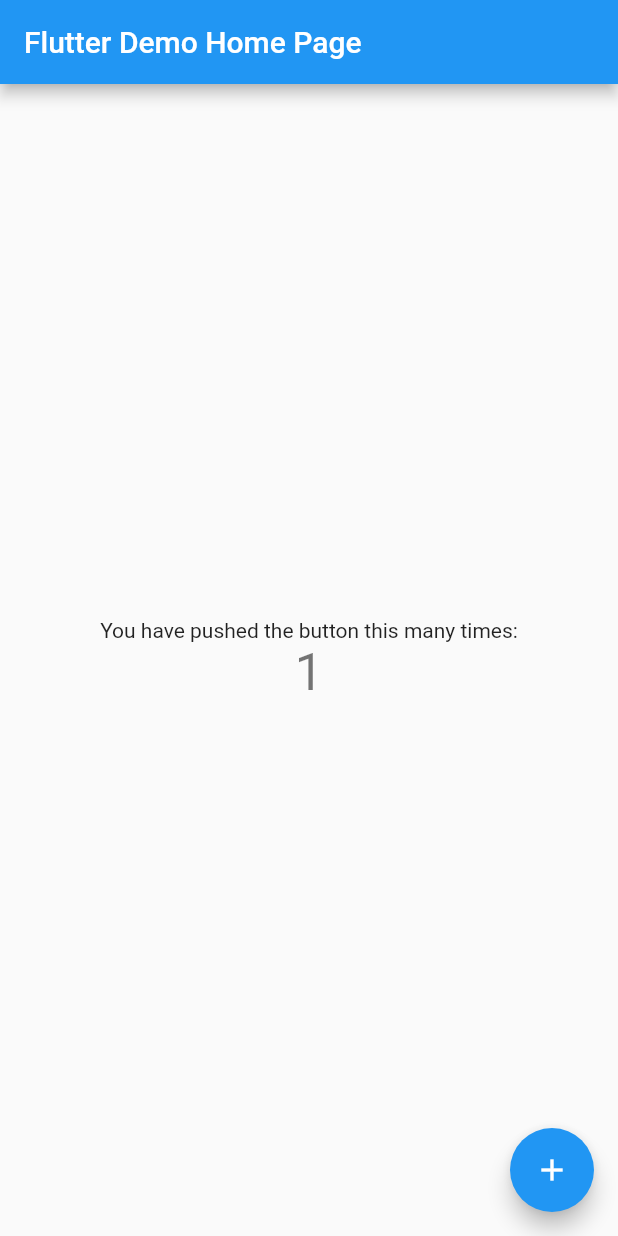
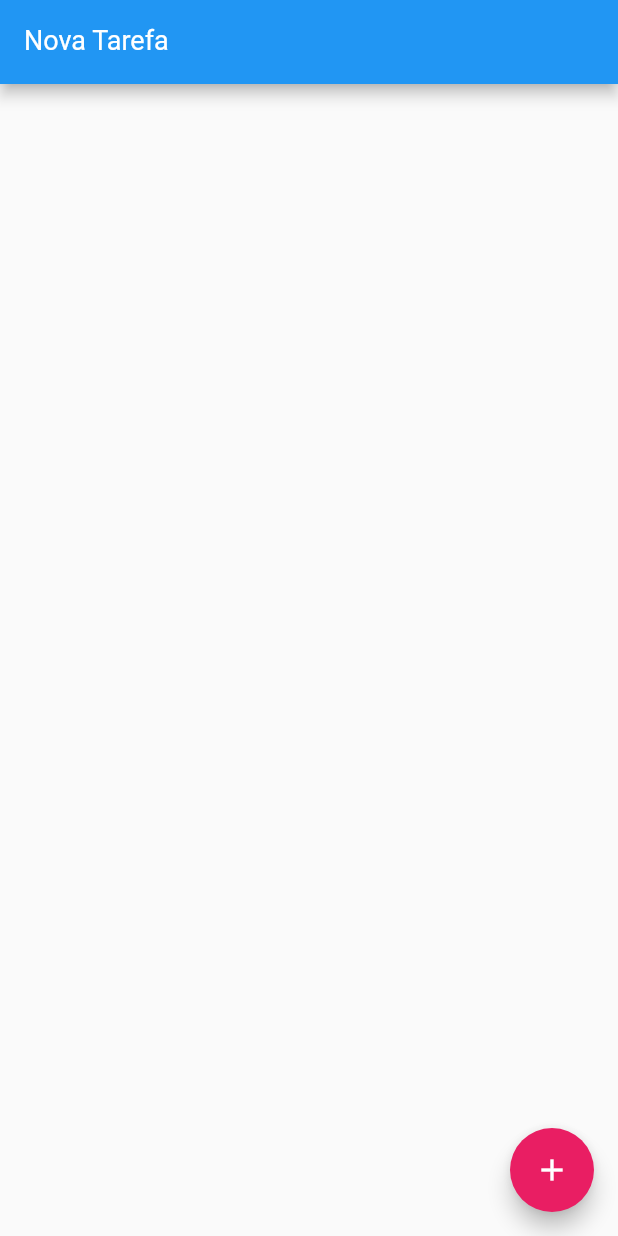
Before and after one commit to EricMarques/TODO, a Flutter app: the screen it shows after launch, after a tap on the "add" icon, on a phone screen of 412 x 824 dp. Run offline on Flutter 3.47's test engine with Material 2 defaults, Android fonts, the phone set to English and light mode, and no system bars; our stand-ins replace shared_preferences.

Commit message:
adiçao de funcionalidades

```diff
--- a/lib/main.dart
+++ b/lib/main.dart
@@ -1,111 +1,133 @@
-import 'package:flutter/material.dart';
+import 'dart:convert';
+import 'package:flutter/material.dart'; //Design Android
+import 'package:shared_preferences/shared_preferences.dart';
+import 'models/item.dart';
 
-void main() => runApp(MyApp());
+void main() => runApp(App());
 
-class MyApp extends StatelessWidget {
-  // This widget is the root of your application.
+class App extends StatelessWidget {
   @override
   Widget build(BuildContext context) {
     return MaterialApp(
-      title: 'Flutter Demo',
+      title: 'Todo App',
+      debugShowCheckedModeBanner: false,
       theme: ThemeData(
-        // This is the theme of your application.
-        //
-        // Try running your application with "flutter run". You'll see the
-        // application has a blue toolbar. Then, without quitting the app, try
-        // changing the primarySwatch below to Colors.green and then invoke
-        // "hot reload" (press "r" in the console where you ran "flutter run",
-        // or simply save your changes to "hot reload" in a Flutter IDE).
-        // Notice that the counter didn't reset back to zero; the application
-        // is not restarted.
         primarySwatch: Colors.blue,
       ),
-      home: MyHomePage(title: 'Flutter Demo Home Page'),
+      home: HomePage(),
     );
   }
 }
 
-class MyHomePage extends StatefulWidget {
-  MyHomePage({Key key, this.title}) : super(key: key);
+class HomePage extends StatefulWidget {
+  var itens = new List<Item>();
 
-  // This widget is the home page of your application. It is stateful, meaning
-  // that it has a State object (defined below) that contains fields that affect
-  // how it looks.
-
-  // This class is the configuration for the state. It holds the values (in this
-  // case the title) provided by the parent (in this case the App widget) and
-  // used by the build method of the State. Fields in a Widget subclass are
-  // always marked "final".
-
-  final String title;
+  HomePage() {
+    itens = [];
+  }
 
   @override
-  _MyHomePageState createState() => _MyHomePageState();
+  _HomePageState createState() => _HomePageState();
 }
 
-class _MyHomePageState extends State<MyHomePage> {
-  int _counter = 0;
+class _HomePageState extends State<HomePage> {
+  var newTaskCtrl = TextEditingController();
 
-  void _incrementCounter() {
+  void add() {
+    if (newTaskCtrl.text.isEmpty) return;
     setState(() {
-      // This call to setState tells the Flutter framework that something has
-      // changed in this State, which causes it to rerun the build method below
-      // so that the display can reflect the updated values. If we changed
-      // _counter without calling setState(), then the build method would not be
-      // called again, and so nothing would appear to happen.
-      _counter++;
+      widget.itens.add(
+        Item(
+          title: newTaskCtrl.text,
+          done: false,
+        ),
+      );
+      newTaskCtrl.text = "";
+      save();
     });
+  }
+
+  void remove(int index) {
+    setState(() {
+      widget.itens.removeAt(index);
+      save();
+    });
+  }
+
+  Future load() async {
+    var prefs = await SharedPreferences.getInstance();
+    var data = prefs.getString('data');
+
+    if (data != null) {
+      Iterable decoded = jsonDecode(data);
+      List<Item> result = decoded.map((x) => Item.fromJson(x)).toList();
+      setState(() {
+        widget.itens = result;
+      });
+    }
+  }
+
+  save() async {
+    var prefs = await SharedPreferences.getInstance();
+    await prefs.setString('data', jsonEncode(widget.itens));
+  }
+
+  _HomePageState() {
+    load();
   }
 
   @override
   Widget build(BuildContext context) {
-    // This method is rerun every time setState is called, for instance as done
-    // by the _incrementCounter method above.
-    //
-    // The Flutter framework has been optimized to make rerunning build methods
-    // fast, so that you can just rebuild anything that needs updating rather
-    // than having to individually change instances of widgets.
     return Scaffold(
       appBar: AppBar(
-        // Here we take the value from the MyHomePage object that was created by
-        // the App.build method, and use it to set our appbar title.
-        title: Text(widget.title),
-      ),
-      body: Center(
-        // Center is a layout widget. It takes a single child and positions it
-        // in the middle of the parent.
-        child: Column(
-          // Column is also a layout widget. It takes a list of children and
-          // arranges them vertically. By default, it sizes itself to fit its
-          // children horizontally, and tries to be as tall as its parent.
-          //
-          // Invoke "debug painting" (press "p" in the console, choose the
-          // "Toggle Debug Paint" action from the Flutter Inspector in Android
-          // Studio, or the "Toggle Debug Paint" command in Visual Studio Code)
-          // to see the wireframe for each widget.
-          //
-          // Column has various properties to control how it sizes itself and
-          // how it positions its children. Here we use mainAxisAlignment to
-          // center the children vertically; the main axis here is the vertical
-          // axis because Columns are vertical (the cross axis would be
-          // horizontal).
-          mainAxisAlignment: MainAxisAlignment.center,
-          children: <Widget>[
-            Text(
-              'You have pushed the button this many times:',
+        title: TextFormField(
+          controller: newTaskCtrl,
+          keyboardType: TextInputType.text,
+          style: TextStyle(
+            color: Colors.white,
+            fontSize: 18,
+          ),
+          decoration: InputDecoration(
+            labelText: "Nova Tarefa",
+            labelStyle: TextStyle(
+              color: Colors.white,
+              fontSize: 18,
             ),
-            Text(
-              '$_counter',
-              style: Theme.of(context).textTheme.display1,
-            ),
-          ],
+          ),
         ),
       ),
+      body: ListView.builder(
+        itemCount: widget.itens.length,
+        itemBuilder: (BuildContext ctxt, int index) {
+          final item = widget.itens[index];
+          return Dismissible(
+            child: CheckboxListTile(
+              title: Text(item.title),
+              value: item.done,
+              onChanged: (value) {
+                setState(() {
+                  item.done = value;
+                  save();
+                });
+                print(value);
+              },
+            ),
+            key: Key(item.title),
+            background: Container(
+              color: Colors.blueGrey[100],
+            ),
+            onDismissed: (direction) {
+              print(direction);
+              remove(index);
+            },
+          );
+        },
+      ),
       floatingActionButton: FloatingActionButton(
-        onPressed: _incrementCounter,
-        tooltip: 'Increment',
+        onPressed: add,
         child: Icon(Icons.add),
-      ), // This trailing comma makes auto-formatting nicer for build methods.
+        backgroundColor: Colors.pink,
+      ),
     );
   }
 }
--- /dev/null
+++ b/lib/models/item.dart
@@ -0,0 +1,19 @@
+class Item {
+  String title;
+  bool done;
+
+  Item({this.title, this.done});
+
+  Item.fromJson(Map<String, dynamic> json) {
+    title = json['title'];
+    done = json['done'];
+  }
+
+  Map<String, dynamic> toJson() {
+    final Map<String, dynamic> data = new Map<String, dynamic>();
+    data['title'] = this.title;
+    data['done'] = this.done;
+
+    return data;
+  }
+}
--- a/pubspec.yaml
+++ b/pubspec.yaml
@@ -23,6 +23,7 @@ dependencies:
   # The following adds the Cupertino Icons font to your application.
   # Use with the CupertinoIcons class for iOS style icons.
   cupertino_icons: ^0.1.2
+  shared_preferences: ^0.5.3
 
 dev_dependencies:
   flutter_test:
```
Also changed, not shown: pubspec.lock, 2 other files.
